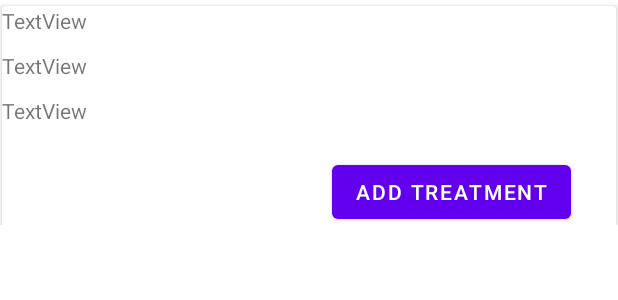
After one commit to aliabb01/DoctorAppointmentApp, an Android app: the layout doctor_appointment_list.xml on its own in the app's theme, with its tools: preview values and no code run, on a phone screen of 412 x 824 dp. The commit adds this screen. Shown: the top 300 px of the screen. Run offline under Robolectric (Android 15) with nearby library versions, the phone set to English and light mode, and no system bars; network calls fail.

Commit message:
add: Cancel appointment, doctor view his/her appointment

```diff
--- a/app/src/main/AndroidManifest.xml
+++ b/app/src/main/AndroidManifest.xml
@@ -11,6 +11,9 @@
         android:roundIcon="@mipmap/ic_launcher_round"
         android:supportsRtl="true"
         android:theme="@style/Theme.DoctorAppointmentApp">
+        <activity
+            android:name=".DoctorAppointment"
+            android:exported="true" />
         <activity
             android:name=".MyHistory"
             android:exported="true" />
--- /dev/null
+++ b/app/src/main/res/layout/doctor_appointment_list.xml
@@ -0,0 +1,44 @@
+<?xml version="1.0" encoding="utf-8"?>
+<androidx.constraintlayout.widget.ConstraintLayout xmlns:android="http://schemas.android.com/apk/res/android"
+    xmlns:app="http://schemas.android.com/apk/res-auto"
+    xmlns:tools="http://schemas.android.com/tools"
+    android:layout_width="match_parent"
+    android:layout_height="150dp">
+
+    <androidx.cardview.widget.CardView
+        android:id="@+id/card_appointment_doctor"
+        android:layout_width="409dp"
+        android:layout_height="150dp"
+        android:layout_marginTop="4dp"
+        app:layout_constraintEnd_toEndOf="parent"
+        app:layout_constraintStart_toStartOf="parent"
+        app:layout_constraintTop_toTopOf="parent" >
+
+        <TextView
+            android:id="@+id/doctor_date_appointment"
+            android:layout_width="wrap_content"
+            android:layout_height="wrap_content"
+            android:text="TextView" />
+
+        <TextView
+            android:id="@+id/doctor_time_appointment"
+            android:layout_width="wrap_content"
+            android:layout_height="wrap_content"
+            android:layout_marginTop="30dp"
+            android:text="TextView" />
+        <TextView
+            android:id="@+id/doctor_user_appointment"
+            android:layout_width="wrap_content"
+            android:layout_height="wrap_content"
+            android:layout_marginTop="60dp"
+            android:text="TextView" />
+
+        <Button
+            android:id="@+id/treatment"
+            android:layout_width="wrap_content"
+            android:layout_height="wrap_content"
+            android:layout_marginTop="100dp"
+            android:layout_marginLeft="220dp"
+            android:text="Add treatment" />
+    </androidx.cardview.widget.CardView>
+</androidx.constraintlayout.widget.ConstraintLayout>
```
Also changed, not shown: app/src/main/java/ali/app/doctorappointmentapp/Appointment.java (+7 -0 lines), app/src/main/java/ali/app/doctorappointmentapp/DBHelper.java (+58 -5 lines), app/src/main/java/ali/app/doctorappointmentapp/Doctor.java (+20 -2 lines), app/src/main/java/ali/app/doctorappointmentapp/DoctorAppointment.java (added, +47 -0 lines), app/src/main/java/ali/app/doctorappointmentapp/DoctorAppointmentAdapter.java (added, +83 -0 lines), app/src/main/java/ali/app/doctorappointmentapp/HistoryRecycle.java (+14 -1 lines), app/src/main/res/layout/activity_doctor_appointment.xml (added, +26 -0 lines), app/src/main/res/layout/history_page_item.xml (+8 -0 lines).
